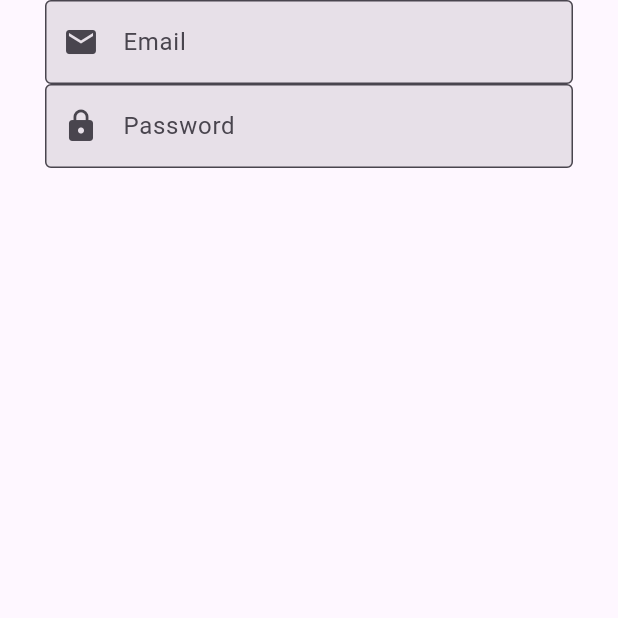
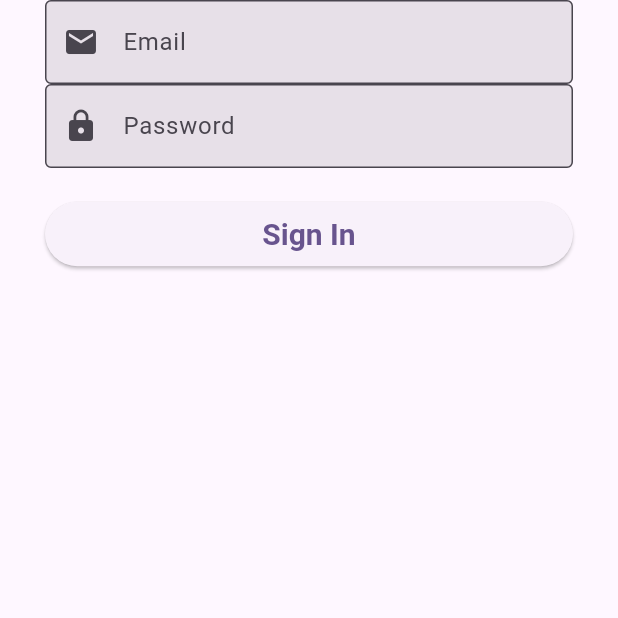
Before and after one commit to LukaszWalencik/fb_auth_provider, a Flutter app: the SigninPage screen opened by its route, on a phone screen of 412 x 824 dp, the top half of it. Run offline on Flutter 3.47's test engine with Material 2 defaults, Android fonts, the phone set to English and light mode, and no system bars; our stand-ins replace cloud_firestore, equatable, firebase_auth, firebase_core, validators; accounts and stored records are empty.

Commit message:
Add Elevated without function in onPress

```diff
--- a/lib/pages/signin_page.dart
+++ b/lib/pages/signin_page.dart
@@ -71,6 +71,19 @@ class _SigninPageState extends State<SigninPage> {
                         _password = value;
                       },
                     ),
+                    SizedBox(height: 20),
+                    ElevatedButton(
+                      onPressed: () {},
+                      child: Text('Sign In'),
+                      style: ElevatedButton.styleFrom(
+                        textStyle: TextStyle(
+                            fontSize: 20, fontWeight: FontWeight.w600),
+                        padding: EdgeInsets.symmetric(vertical: 10),
+                      ),
+                    ),
+                    SizedBox(
+                      height: 10,
+                    ),
                   ],
                 )),
           ),
```
